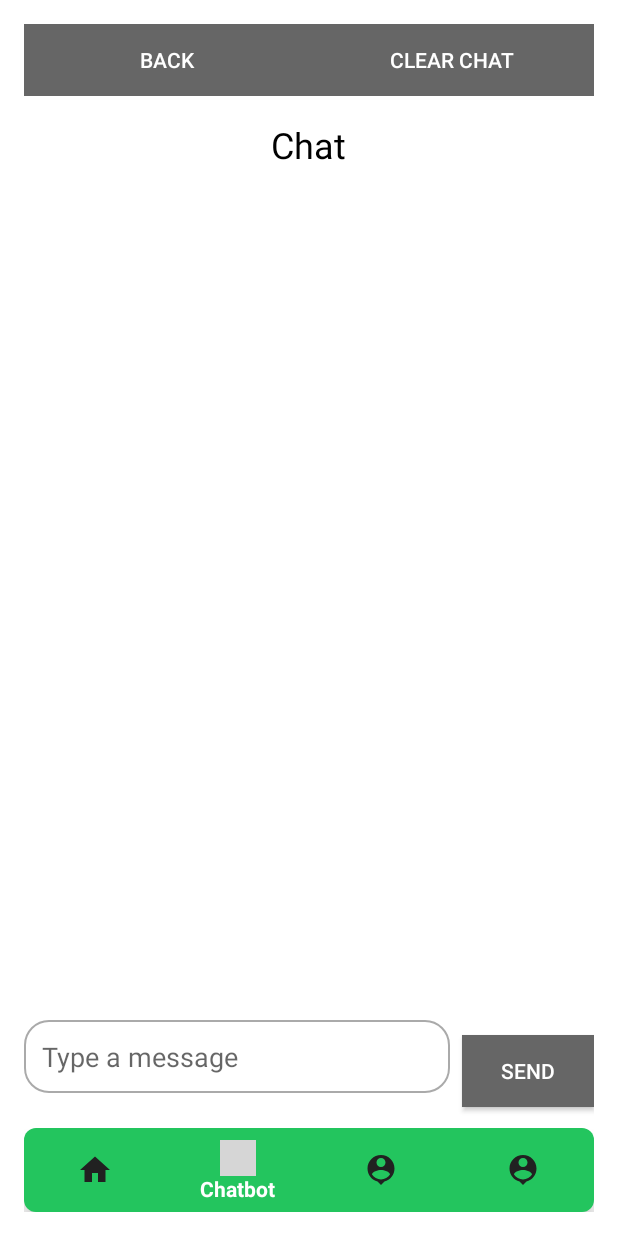
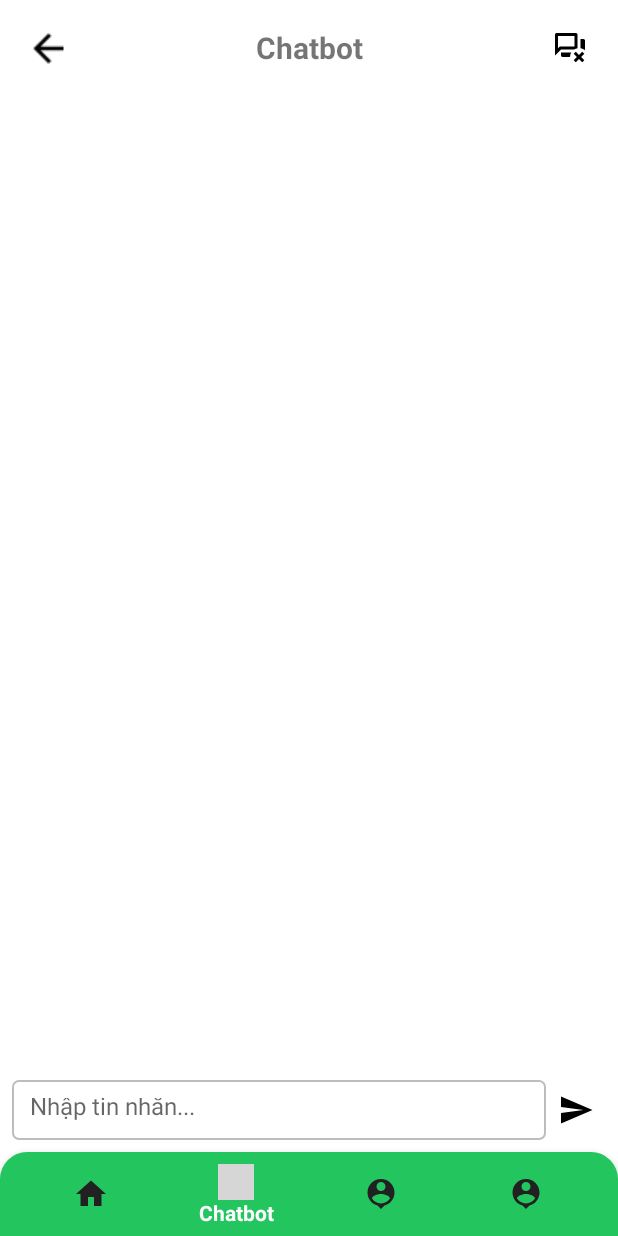
Before and after one commit to LennyFindAName/PRM_FoodEateryReview, an Android app: the ChatActivity screen opened directly, with no data from a screen before it, on a phone screen of 412 x 824 dp. Run offline under Robolectric (Android 15) with nearby library versions, the light colour scheme and no system bars; network calls fail; 1 statement that could not run was skipped; grey boxes are pictures that could not be loaded.

Commit message:
update ui chatbot vip

```diff
--- a/app/src/main/AndroidManifest.xml
+++ b/app/src/main/AndroidManifest.xml
@@ -50,6 +50,7 @@
             android:exported="false" />
         <activity
             android:name=".view.ChatActivity"
+            android:windowSoftInputMode="adjustResize"
             android:exported="false" />
         <activity
             android:name=".view.GoogleMapsActivity"
--- /dev/null
+++ b/app/src/main/res/drawable/bg_bot_message.xml
@@ -0,0 +1,6 @@
+<?xml version="1.0" encoding="utf-8"?>
+<shape xmlns:android="http://schemas.android.com/apk/res/android">
+    <solid android:color="#F2F2F2"/>
+    <corners android:radius="18dp"/>
+    <stroke android:width="1dp" android:color="#CCCCCC"/>
+</shape>
--- /dev/null
+++ b/app/src/main/res/drawable/bg_bottom_nav.xml
@@ -0,0 +1,5 @@
+<?xml version="1.0" encoding="utf-8"?>
+<shape xmlns:android="http://schemas.android.com/apk/res/android">
+    <solid android:color="#23c55e"/>
+    <corners android:topLeftRadius="18dp" android:topRightRadius="18dp"/>
+</shape>
--- /dev/null
+++ b/app/src/main/res/drawable/bg_user_message.xml
@@ -0,0 +1,6 @@
+<?xml version="1.0" encoding="utf-8"?>
+<shape xmlns:android="http://schemas.android.com/apk/res/android">
+    <solid android:color="#E0F8E6"/>
+    <corners android:radius="18dp"/>
+    <stroke android:width="1dp" android:color="#23c55e"/>
+</shape>
--- /dev/null
+++ b/app/src/main/res/drawable/ic_delete.xml
@@ -0,0 +1,9 @@
+<vector xmlns:android="http://schemas.android.com/apk/res/android"
+    android:width="24dp"
+    android:height="24dp"
+    android:viewportWidth="24"
+    android:viewportHeight="24">
+  <path
+      android:fillColor="#FF000000"
+      android:pathData="M21,6H19V12.1C20.2,12.3 21.2,12.8 22,13.5V7C22,6.5 21.5,6 21,6M6,17C6,17.5 6.5,18 7,18H12C12,16.9 12.3,15.9 12.8,15H6V17M16,2H3C2.5,2 2,2.5 2,3V17L6,13H14.7C15.4,12.5 16.2,12.2 17,12.1V3C17,2.5 16.5,2 16,2M15,11H5.2L4,12.2V4H15V11M20.12,14.46L21.54,15.88L19.41,18L21.54,20.12L20.12,21.54L18,19.41L15.88,21.54L14.47,20.12L16.59,18L14.47,15.88L15.88,14.47L18,16.59L20.12,14.46Z"/>
+</vector>
--- /dev/null
+++ b/app/src/main/res/drawable/ic_send.xml
@@ -0,0 +1,9 @@
+<vector xmlns:android="http://schemas.android.com/apk/res/android"
+    android:width="24dp"
+    android:height="24dp"
+    android:viewportWidth="24"
+    android:viewportHeight="24">
+  <path
+      android:fillColor="#FF000000"
+      android:pathData="M2,21L23,12L2,3V10L17,12L2,14V21Z"/>
+</vector>
--- /dev/null
+++ b/app/src/main/res/drawable/input.xml
@@ -0,0 +1,20 @@
+<?xml version="1.0" encoding="utf-8"?>
+<selector xmlns:android="http://schemas.android.com/apk/res/android">
+    <!-- Trạng thái khi được focus -->
+    <item android:state_focused="true">
+        <shape android:shape="rectangle">
+            <solid android:color="@android:color/white" />
+            <stroke android:width="2dp" android:color="#2196F3" /> <!-- Màu xanh dương -->
+            <corners android:radius="4dp" />
+        </shape>
+    </item>
+
+    <!-- Trạng thái mặc định -->
+    <item>
+        <shape android:shape="rectangle">
+            <solid android:color="@android:color/white" />
+            <stroke android:width="1dp" android:color="#BDBDBD" />
+            <corners android:radius="4dp" />
+        </shape>
+    </item>
+</selector>
--- a/app/src/main/res/layout/layout_chat.xml
+++ b/app/src/main/res/layout/layout_chat.xml
@@ -5,95 +5,77 @@
     android:layout_width="match_parent"
     android:layout_height="match_parent"
     android:orientation="vertical"
-    android:padding="16dp"
     android:background="@android:color/white">
 
-    <!-- Back Button -->
+    <!-- Toolbar -->
     <LinearLayout
         android:layout_width="match_parent"
         android:layout_height="wrap_content"
         android:orientation="horizontal"
-        android:layout_marginBottom="16dp">
-        <Button
+        android:padding="12dp"
+        android:gravity="center_vertical">
+        <ImageButton
             android:id="@+id/back_button"
+            android:layout_width="40dp"
+            android:layout_height="40dp"
+            android:background="?attr/selectableItemBackgroundBorderless"
+            android:src="@drawable/ic_back"
+            android:contentDescription="Back"/>
+        <TextView
+            android:id="@+id/chat_title"
             android:layout_width="0dp"
             android:layout_height="wrap_content"
             android:layout_weight="1"
-            android:text="Back"
-            android:background="@drawable/button_background"
-            android:textColor="@android:color/white" />
-        <Button
+            android:text="Chatbot"
+            android:textSize="20sp"
+            android:textStyle="bold"
+            android:gravity="center"/>
+        <ImageButton
             android:id="@+id/clear_chat_button"
-            android:layout_width="0dp"
-            android:layout_height="wrap_content"
-            android:layout_weight="1"
-            android:text="Clear Chat"
-            android:background="@drawable/button_background"
-            android:textColor="@android:color/white" />
+            android:layout_width="40dp"
+            android:layout_height="40dp"
+            android:background="?attr/selectableItemBackgroundBorderless"
+            android:src="@drawable/ic_delete"
+            android:contentDescription="Clear"/>
     </LinearLayout>
 
-    <!-- Title TextView -->
-    <TextView
-        android:id="@+id/chat_title"
-        android:layout_width="wrap_content"
-        android:layout_height="wrap_content"
-        android:text="Chat"
-        android:textSize="24sp"
-        android:textColor="@android:color/black"
-        android:layout_marginBottom="16dp"
-        android:layout_gravity="center_horizontal" />
-
-    <ScrollView
-        android:id="@+id/scroll_view"
+    <!-- Danh sách tin nhắn -->
+    <androidx.recyclerview.widget.RecyclerView
+        android:id="@+id/recycler_view_messages"
         android:layout_width="match_parent"
         android:layout_height="0dp"
         android:layout_weight="1"
-        android:fillViewport="true"
-        android:background="@android:color/background_light"
         android:padding="8dp"
-        android:clipToPadding="false">
+        android:clipToPadding="false"
+        android:overScrollMode="never"/>
 
-        <LinearLayout
-            android:id="@+id/messages_container"
-            android:layout_width="match_parent"
-            android:layout_height="wrap_content"
-            android:orientation="vertical"/>
-    </ScrollView>
-
+    <!-- Nhập tin nhắn -->
     <LinearLayout
         android:layout_width="match_parent"
         android:layout_height="wrap_content"
         android:orientation="horizontal"
-        android:layout_alignParentBottom="true"
-        android:paddingTop="8dp"
-        android:paddingBottom="8dp">
+        android:padding="8dp"
+        android:background="@android:color/white"
+        android:gravity="center_vertical">
 
         <EditText
             android:id="@+id/message_input"
             android:layout_width="0dp"
-            android:layout_height="wrap_content"
+            android:layout_height="40dp"
             android:layout_weight="1"
-            android:hint="Type a message"
-            android:inputType="text"
+            android:hint="Nhập tin nhắn..."
+            android:background="@drawable/input"
             android:padding="12dp"
-            android:background="@drawable/edittext_background"
-            android:paddingLeft="16dp"
-            android:paddingRight="16dp"
-            android:textColor="@android:color/black" />
+            android:textColor="@android:color/black"
+            android:textSize="16sp"/>
 
-        <Button
+        <ImageButton
             android:id="@+id/send_button"
-            android:layout_width="wrap_content"
-            android:layout_height="wrap_content"
-            android:text="Send"
-            android:padding="12dp"
-            android:background="@drawable/button_background"
-            android:textColor="@android:color/white"
-            android:layout_marginStart="8dp"
-            android:layout_marginLeft="8dp"
-            android:layout_marginTop="8dp"
-            android:layout_marginBottom="8dp"
-            android:drawablePadding="8dp" />
+            android:layout_width="40dp"
+            android:layout_height="40dp"
+            android:src="@drawable/ic_send"
+            android:background="?attr/selectableItemBackgroundBorderless"
+            android:contentDescription="Send"/>
     </LinearLayout>
 
     <!-- Bottom Navigation View -->
@@ -101,9 +83,8 @@
         android:id="@+id/bottom_navigation"
         android:layout_width="match_parent"
         android:layout_height="wrap_content"
-        android:layout_gravity="bottom"
-        android:background="@drawable/bottom_navigation_background"
+        android:background="@drawable/bg_bottom_nav"
         app:menu="@menu/bottom_navigation_menu"
         app:itemIconTint="@color/bottom_nav_item_color"
-        app:itemTextColor="@color/bottom_nav_item_color" />
+        app:itemTextColor="@color/bottom_nav_item_color"/>
 </LinearLayout>
```
Also changed, not shown: app/src/main/java/prm392/project/model/MessageModel.java (added, +31 -0 lines), app/src/main/java/prm392/project/view/ChatActivity.java (+44 -150 lines), app/src/main/java/prm392/project/view/MessageAdapter.java (added, +111 -0 lines), app/src/main/res/drawable/send.xml (added, +9 -0 lines), app/src/main/res/layout/item_message_bot.xml (added, +42 -0 lines), app/src/main/res/layout/item_message_typing.xml (added, +25 -0 lines), app/src/main/res/layout/item_message_user.xml (added, +42 -0 lines).
